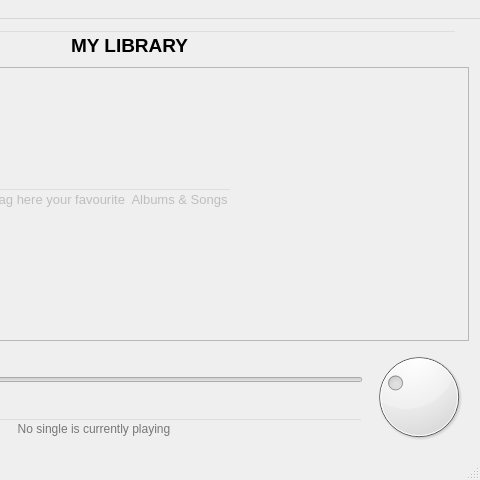
Old version of the form mainwin.ui in the repository CermakM/MediaPlayer; both pictures show x 300 to 780 and y 0 to 480 of the 780 by 480 pixel window.
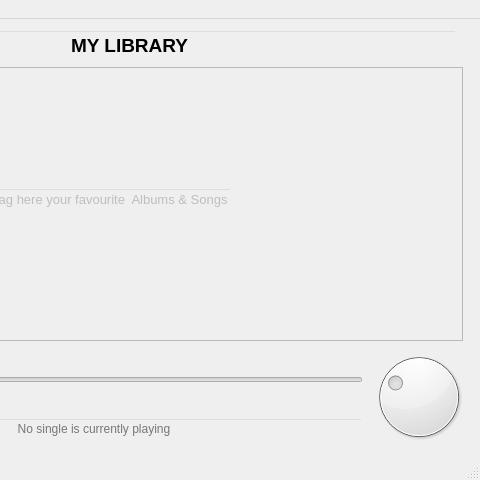
New version of the form. Icons and pictures are not drawn. Custom widgets are drawn as their Qt base class.

Commit message: Adding to the library and creating widgets is sorted alphabeticaly, albums first

What changed in the file:
```diff
--- a/mainwin.ui
+++ b/mainwin.ui
@@ -246,7 +246,7 @@
       </property>
      </widget>
     </item>
-    <item row="1" column="0" colspan="5">
+    <item row="1" column="0" colspan="4">
      <widget class="QScrollArea" name="dropArea">
       <property name="sizePolicy">
        <sizepolicy hsizetype="Preferred" vsizetype="Expanding">
@@ -280,8 +280,8 @@
         <rect>
          <x>0</x>
          <y>0</y>
-         <width>760</width>
-         <height>257</height>
+         <width>754</width>
+         <height>263</height>
         </rect>
        </property>
        <property name="mouseTracking">
```
Left out of the diff: 2 changed lines with no effect on the pictures. The commit also changes 5 other files.
